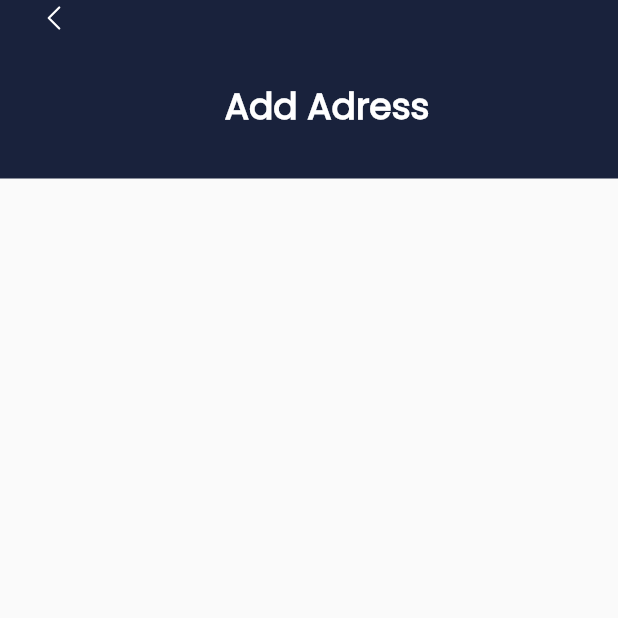
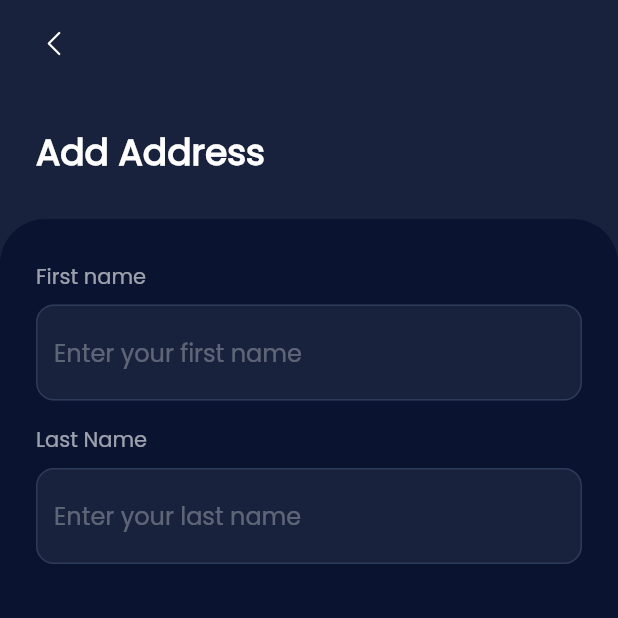
Before and after one commit to boranpek/work_with_ahmet, a Flutter app: the AddAddressPage screen opened directly, on a phone screen of 412 x 824 dp, the top half of it. Run offline on Flutter 3.47's test engine with Material 2 defaults, Android fonts, the phone set to English and light mode, and no system bars; our stand-ins replace flutter_svg.

Commit message:
added text form field widgets

```diff
--- a/lib/add_address_page.dart
+++ b/lib/add_address_page.dart
@@ -1,8 +1,9 @@
+import 'dart:ui';
+import 'package:first_page/constants/color_constants.dart';
+import 'package:first_page/constants/icon_constants.dart';
+import 'package:first_page/widgets/textformfield_desc.dart';
 import 'package:flutter/material.dart';
 import 'package:flutter_svg/flutter_svg.dart';
-
-import 'constants/color_constants.dart';
-import 'constants/icon_constants.dart';
 
 class AddAddressPage extends StatefulWidget {
   const AddAddressPage({Key? key}) : super(key: key);
@@ -14,40 +15,76 @@ class AddAddressPage extends StatefulWidget {
 class _AddAddressPageState extends State<AddAddressPage> {
   @override
   Widget build(BuildContext context) {
-    return Column(
+    return Scaffold(
+      backgroundColor: BackgroundColor.panelColor,
+      body: SafeArea(
+        bottom: false,
+        child: Column(
           children: [
             buildPanel(),
-        buildTextFormFieldSection(),
+            buildInputArea(),
           ],
+        ),
+      ),
     );
   }
 
-  Column buildPanel() {
-    return Column(
+  Expanded buildInputArea() {
+    return Expanded(
+      child: Container(
+        decoration: BoxDecoration(
+            color: BackgroundColor.areaColor,
+            borderRadius: BorderRadius.only(
+              topLeft: Radius.circular(30),
+              topRight: Radius.circular(30),
+            )),
+        child: Padding(
+          padding: const EdgeInsets.fromLTRB(24, 0, 24, 0),
+          child: ListView(
+            children: [
+              SizedBox(height: 28),
+              TextFormFieldWithDesc(
+                  description: 'First name',
+                  hintSentence: 'Enter your first name'),
+              TextFormFieldWithDesc(
+                  description: 'Last Name',
+                  hintSentence: 'Enter your last name')
+            ],
+          ),
+        ),
+      ),
+    );
+  }
+
+  Padding buildPanel() {
+    return Padding(
+      padding: const EdgeInsets.only(left: 24),
+      child: Column(
         children: [
           Container(
-          alignment: Alignment.topLeft,
-          padding: EdgeInsets.fromLTRB(24, 0, 0, 0),
+            height: 58,
+            alignment: Alignment.centerLeft,
             color: BackgroundColor.panelColor,
             child: Container(child: SvgPicture.asset(IconConstants.back_icon)),
           ),
           Container(
-          height: 95,
+            height: 88,
             alignment: Alignment.center,
-          padding: EdgeInsets.fromLTRB(24, 0, 0, 0),
             color: BackgroundColor.panelColor,
-          child: Text(
-            'Add Adress',
+            child: Row(
+              children: [
+                Text(
+                  'Add Address',
                   style: TextStyle(
-                fontSize: 24, color: Colors.white, fontWeight: FontWeight.bold),
+                      fontSize: 24,
+                      color: Colors.white,
+                      fontWeight: FontWeight.bold),
+                ),
+              ],
             ),
           ),
-        SizedBox(height: 15)
         ],
+      ),
     );
   }
-
-  Column buildTextFormFieldSection() {
-    return Column();
 }
-}
--- a/lib/constants/color_constants.dart
+++ b/lib/constants/color_constants.dart
@@ -3,4 +3,8 @@ import 'package:flutter/material.dart';
 class BackgroundColor {
   static const Color panelColor = Color(0xff19223C);
   static const Color buttonColor = Color(0xff00FFFF);
+  static const Color areaColor = Color(0xff0A1430);
+  static const Color inputColor = Color(0xffFFFFFF);
+  static const Color inputFillColor = Color(0xff19223C);
+  static const Color borderSideColor = Color(0xff2C3B5A);
 }
--- a/lib/main.dart
+++ b/lib/main.dart
@@ -1,4 +1,5 @@
-import 'package:first_page/task_page_screen.dart';
+import 'package:first_page/add_address_page.dart';
+import 'package:first_page/constants/color_constants.dart';
 import 'package:flutter/material.dart';
 
 void main() {
@@ -11,11 +12,12 @@ class MyApp extends StatelessWidget {
   Widget build(BuildContext context) {
     return MaterialApp(
       debugShowCheckedModeBanner: false,
-      title: 'First Task',
+      title: 'Second Task',
       theme: ThemeData(
+        backgroundColor: BackgroundColor.panelColor,
         fontFamily: 'Poppins',
       ),
-      home: TaskPage(),
+      home: AddAddressPage(),
     );
   }
 }
--- /dev/null
+++ b/lib/widgets/textformfield_desc.dart
@@ -0,0 +1,38 @@
+import 'package:first_page/constants/color_constants.dart';
+import 'package:flutter/material.dart';
+
+class TextFormFieldWithDesc extends StatelessWidget {
+  final String description;
+  final String hintSentence;
+  const TextFormFieldWithDesc(
+      {Key? key, required this.description, required this.hintSentence})
+      : super(key: key);
+
+  @override
+  Widget build(BuildContext context) {
+    return Column(
+      crossAxisAlignment: CrossAxisAlignment.start,
+      children: [
+        Text(
+          description,
+          style: TextStyle(color: BackgroundColor.inputColor.withOpacity(0.6)),
+        ),
+        SizedBox(height: 8),
+        TextFormField(
+          decoration: InputDecoration(
+            filled: true,
+            fillColor: BackgroundColor.inputFillColor,
+            enabledBorder: OutlineInputBorder(
+              borderSide: BorderSide(color: BackgroundColor.borderSideColor),
+              borderRadius: BorderRadius.circular(12),
+            ),
+            hintText: hintSentence,
+            hintStyle:
+                TextStyle(color: BackgroundColor.inputColor.withOpacity(0.3)),
+          ),
+        ),
+        SizedBox(height: 16),
+      ],
+    );
+  }
+}
```
Lines whose indentation alone changed are shown as unchanged.
